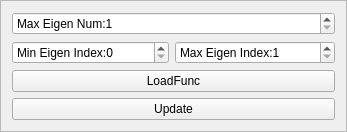
Before: the Qt Designer form Dev/ExpIA/spectrum.ui in samhu1989/DevBundle, drawn with Qt 5.
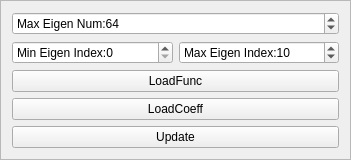
After: the same form once the commit is applied.

Commit message: still implementing tools for spectrum function

Diff of the .ui file:
```diff
--- a/Dev/ExpIA/spectrum.ui
+++ b/Dev/ExpIA/spectrum.ui
@@ -6,8 +6,8 @@
    <rect>
     <x>0</x>
     <y>0</y>
-    <width>346</width>
-    <height>124</height>
+    <width>351</width>
+    <height>153</height>
    </rect>
   </property>
   <property name="sizePolicy">
@@ -26,7 +26,7 @@
    <enum>QFrame::Raised</enum>
   </property>
   <layout class="QGridLayout" name="gridLayout_2">
-   <item row="3" column="0" colspan="2">
+   <item row="4" column="0" colspan="2">
     <widget class="QPushButton" name="UpdateFunc">
      <property name="text">
       <string>Update</string>
@@ -44,6 +44,9 @@
      <property name="maximum">
       <number>100000</number>
      </property>
+     <property name="value">
+      <number>10</number>
+     </property>
     </widget>
    </item>
    <item row="1" column="0">
@@ -67,6 +70,9 @@
      <property name="maximum">
       <number>100000</number>
      </property>
+     <property name="value">
+      <number>64</number>
+     </property>
     </widget>
    </item>
    <item row="2" column="0" colspan="2">
@@ -76,6 +82,13 @@
      </property>
     </widget>
    </item>
+   <item row="3" column="0" colspan="2">
+    <widget class="QPushButton" name="LoadCoeff">
+     <property name="text">
+      <string>LoadCoeff</string>
+     </property>
+    </widget>
+   </item>
   </layout>
  </widget>
  <resources/>
```
The commit also changes 7 other files.
